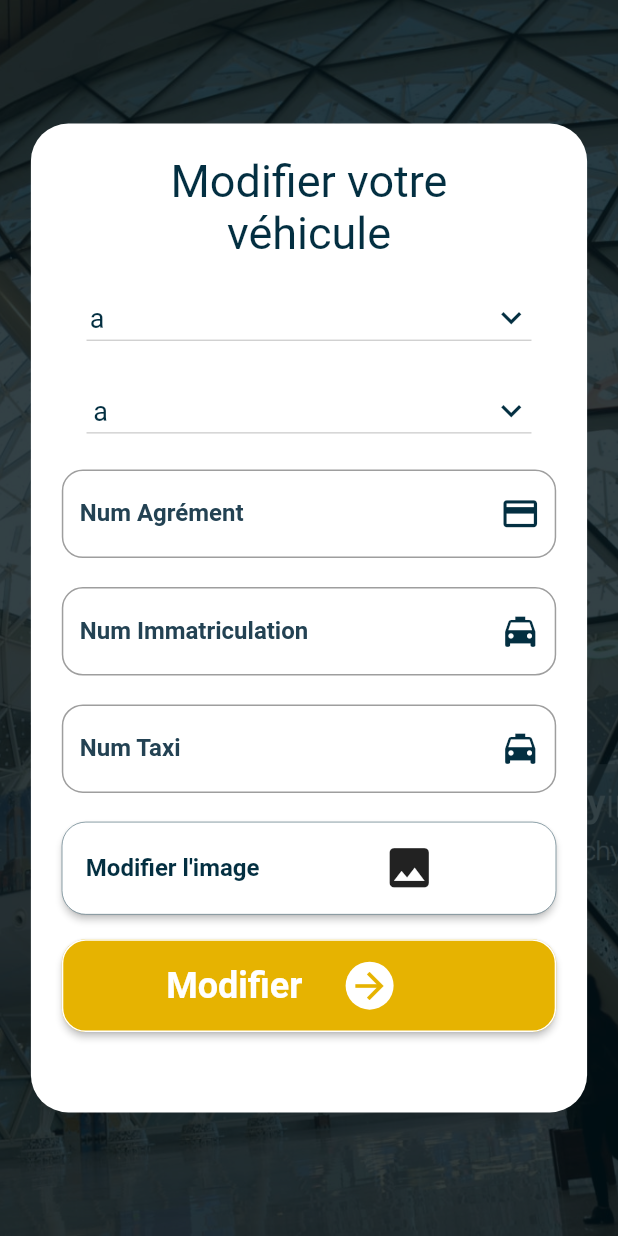
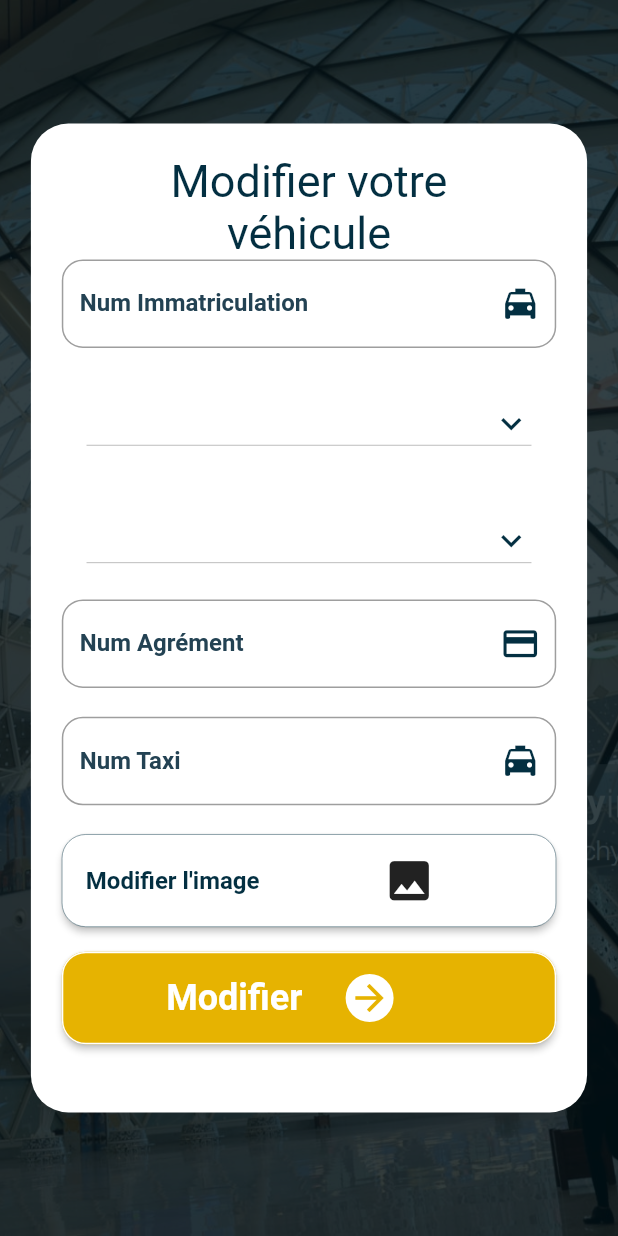
Before and after one commit to fatimahafid/ChauffeurApp, a Flutter app: the Menu screen opened directly, after a tap on "Véhicule", on a phone screen of 412 x 824 dp. Run offline on Flutter 3.47's test engine with Material 2 defaults, Android fonts, the phone set to English and light mode, and no system bars; our stand-ins replace convert, dio, flutter_local_notifications, image_picker, location, page_transition and 3 more; missing offline and left inert: flutter_session, mysql1, password; accounts and stored records are empty; Roboto replaces fonts that are missing (Pacificio).

Commit message:
final v 1.5.1

```diff
--- a/lib/screens/Menu.dart
+++ b/lib/screens/Menu.dart
@@ -129,7 +129,7 @@ else if(categorie=='Grand taxi')
     });
 else
   setState(() {
-    tablename = 'pilevlss';
+    tablename = 'pilevls';
   });
     print("test de session"+tablename.toString());
   }
@@ -432,7 +432,7 @@ else
                                   children: <Widget>[
                                     Container(
                                       padding: EdgeInsets.only(top: SizeConfig.safeBlockVertical * 3),
-                                      child: Text('Je suis pret',
+                                      child: Text('Je suis prêt',
                                           style: TextStyle(
                                             fontSize: 22,
                                           ),
--- a/lib/screens/loginScreen.dart
+++ b/lib/screens/loginScreen.dart
@@ -208,7 +208,7 @@ class _LoginScreenState extends State<LoginScreen> {
                                     numTaxi = rowvehic[0];
                                     numAgrement = rowvehic[1];
                                     numImmatriculation = rowvehic[2];
-                                    image = rowvehic[3];
+                                 //   image = rowvehic[3];
                                     marque_id = rowvehic[4];
                                     type_id = rowvehic[5];
                                     vehic_id = rowvehic[6];
--- a/lib/screens/mdpoublie.dart
+++ b/lib/screens/mdpoublie.dart
@@ -165,7 +165,7 @@ class _mdpoublieState extends State<mdpoublie> {
                         right: SizeConfig.safeBlockHorizontal * 6,
                         bottom: SizeConfig.safeBlockVertical * 8,
                         top: SizeConfig.safeBlockVertical * 15),
-                    height: MediaQuery.of(context).size.height * 0.67,
+                    height: MediaQuery.of(context).size.height * 0.70,
                     width: MediaQuery.of(context).size.width,
                     decoration: BoxDecoration(
                         color: Colors.white,
--- a/lib/screens/modifierVehicule.dart
+++ b/lib/screens/modifierVehicule.dart
@@ -45,8 +45,8 @@ class _ModifierVehiculeState extends State<ModifierVehicule> {
   static int userMarque_id;
   static int userType_id;
   String ctitle = "testphoto";
-  static var marque=' a';
-  static var categ='a ';
+  static var marque=' ';
+  static var categ='';
 
   @override
   void dispose() {
@@ -344,6 +344,24 @@ class _ModifierVehiculeState extends State<ModifierVehicule> {
                                     fontFamily: "Pacificio",
                                   )),
                             ),
+
+
+
+
+                            Container(
+                              height: SizeConfig.safeBlockHorizontal * 15,
+                              child: CustomTextField(
+                                controller: immatr,
+                                label: "Num Immatriculation",
+                                icon: Icon(
+                                  Icons.local_taxi,
+                                  size: 27,
+                                  color: Color(0xFFF032f41),
+                                ),
+                              ),
+                            ),
+                            SizedBox(
+                                height: SizeConfig.safeBlockHorizontal * 2),
                             Container(
                               height: SizeConfig.safeBlockHorizontal * 15,
                               child: Container(
@@ -385,7 +403,8 @@ class _ModifierVehiculeState extends State<ModifierVehicule> {
                                 ),
                               ),
                             ),
-
+                            SizedBox(
+                                height: SizeConfig.safeBlockHorizontal * 4),
                             Container(
                               height: SizeConfig.safeBlockHorizontal * 15,
                               child: Container(
@@ -435,20 +454,6 @@ class _ModifierVehiculeState extends State<ModifierVehicule> {
                                 label: "Num Agrément",
                                 icon: Icon(
                                   Icons.credit_card,
-                                  size: 27,
-                                  color: Color(0xFFF032f41),
-                                ),
-                              ),
-                            ),
-                            SizedBox(
-                                height: SizeConfig.safeBlockHorizontal * 4),
-                            Container(
-                              height: SizeConfig.safeBlockHorizontal * 15,
-                              child: CustomTextField(
-                                controller: immatr,
-                                label: "Num Immatriculation",
-                                icon: Icon(
-                                  Icons.local_taxi,
                                   size: 27,
                                   color: Color(0xFFF032f41),
                                 ),
```
Also changed, not shown: lib/screens/ajouterVehicule.dart (+21 -53 lines), 1 other file.
